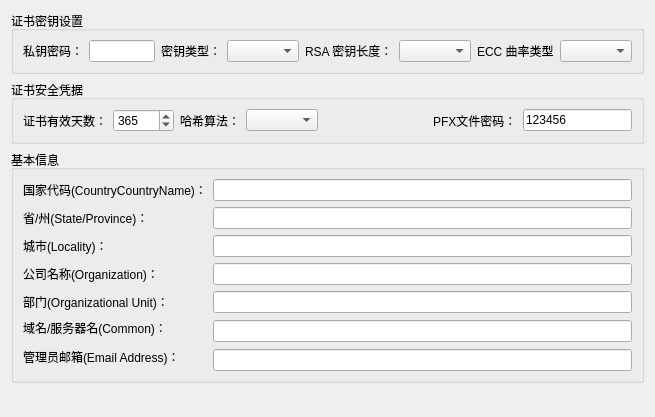
The window that CetCryptoToolkit/modules/certificatemanager/certificatemanager.ui (cetxiyuan/CetCryptoToolkit) describes before a commit, drawn with Qt 5.
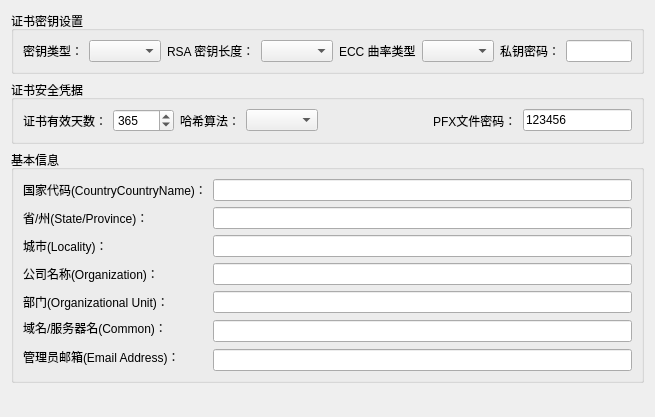
The same window after the commit.

Patch:
```diff
--- a/CetCryptoToolkit/modules/certificatemanager/certificatemanager.ui
+++ b/CetCryptoToolkit/modules/certificatemanager/certificatemanager.ui
@@ -101,33 +101,6 @@
      <layout class="QGridLayout" name="gridLayout_3">
       <item row="0" column="0">
        <layout class="QHBoxLayout" name="horizontalLayout">
-        <item>
-         <widget class="QLabel" name="label_6">
-          <property name="text">
-           <string>私钥密码：</string>
-          </property>
-         </widget>
-        </item>
-        <item>
-         <widget class="QLineEdit" name="passphraseLineEdit">
-          <property name="text">
-           <string/>
-          </property>
-         </widget>
-        </item>
-        <item>
-         <spacer name="horizontalSpacer_2">
-          <property name="orientation">
-           <enum>Qt::Horizontal</enum>
-          </property>
-          <property name="sizeHint" stdset="0">
-           <size>
-            <width>40</width>
-            <height>20</height>
-           </size>
-          </property>
-         </spacer>
-        </item>
         <item>
          <widget class="QLabel" name="label_9">
           <property name="text">
@@ -158,6 +131,33 @@
         <item>
          <widget class="QComboBox" name="eccCurveComboBox"/>
         </item>
+        <item>
+         <spacer name="horizontalSpacer_2">
+          <property name="orientation">
+           <enum>Qt::Horizontal</enum>
+          </property>
+          <property name="sizeHint" stdset="0">
+           <size>
+            <width>40</width>
+            <height>20</height>
+           </size>
+          </property>
+         </spacer>
+        </item>
+        <item>
+         <widget class="QLabel" name="label_6">
+          <property name="text">
+           <string>私钥密码：</string>
+          </property>
+         </widget>
+        </item>
+        <item>
+         <widget class="QLineEdit" name="passphraseLineEdit">
+          <property name="text">
+           <string/>
+          </property>
+         </widget>
+        </item>
        </layout>
       </item>
      </layout>
```
